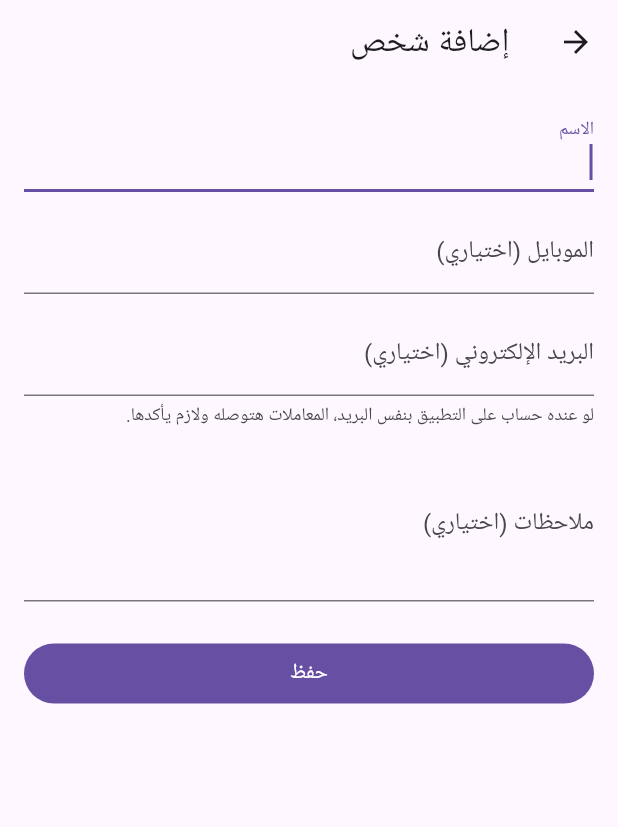
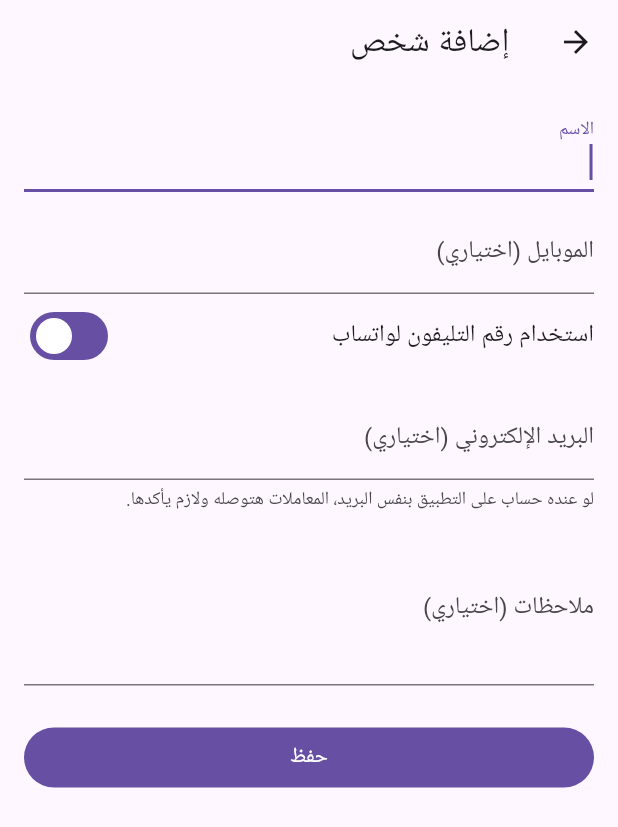
Before and after one commit to azaky02/expense-tracker-flutter, a Flutter app: the PersonFormScreen screen opened directly, on a phone screen of 412 x 824 dp. Shown: the top 827 px of the screen. Run offline on Flutter 3.47's test engine with Material 3 defaults, Android fonts, the phone set to English and light mode, and no system bars; our stand-ins replace drift, easy_localization, file_picker, fl_chart, flutter_local_notifications, flutter_riverpod and 11 more; missing offline and left inert: cryptography, sqlite3; accounts and stored records are empty; generated files the repository leaves out were written again.

Commit message:
feat(people): WhatsApp number field with same-as-phone toggle

```diff
--- a/lib/features/people/presentation/person_form_screen.dart
+++ b/lib/features/people/presentation/person_form_screen.dart
@@ -18,13 +18,15 @@ class _PersonFormScreenState extends ConsumerState<PersonFormScreen> {
   final _name = TextEditingController();
   final _phone = TextEditingController();
   final _email = TextEditingController();
+  final _whatsApp = TextEditingController();
+  bool _usePhoneForWhatsApp = true;
   final _notes = TextEditingController();
   bool _loaded = false;
   bool _saving = false;
 
   @override
   void dispose() {
-    for (final c in [_name, _phone, _email, _notes]) {
+    for (final c in [_name, _phone, _whatsApp, _email, _notes]) {
       c.dispose();
     }
     super.dispose();
@@ -36,9 +38,11 @@ class _PersonFormScreenState extends ConsumerState<PersonFormScreen> {
     final repo = ref.read(ledgerRepositoryProvider);
     if (widget.personId == null) {
       final id = await repo.createPerson(name: _name.text, phone: _phone.text, email: _email.text, notes: _notes.text);
+      await repo.setWhatsAppNumber(id, usePhone: _usePhoneForWhatsApp, number: _whatsApp.text);
       if (mounted) context.pushReplacement('/people/$id');
     } else {
       await repo.updatePerson(widget.personId!, name: _name.text, phone: _phone.text, email: _email.text, notes: _notes.text);
+      await repo.setWhatsAppNumber(widget.personId!, usePhone: _usePhoneForWhatsApp, number: _whatsApp.text);
       if (mounted) context.pop();
     }
   }
@@ -63,6 +67,15 @@ class _PersonFormScreenState extends ConsumerState<PersonFormScreen> {
         _email.text = p.email ?? '';
         _notes.text = p.notes ?? '';
         _loaded = true;
+        Future<void>(() async {
+          final repo = ref.read(ledgerRepositoryProvider);
+          final usePhone = await repo.usesPhoneForWhatsApp(p.id);
+          final number = await repo.whatsAppNumber(p.id);
+          if (mounted) setState(() {
+            _usePhoneForWhatsApp = usePhone;
+            _whatsApp.text = usePhone ? '' : (number ?? '');
+          });
+        });
       }
     }
     return Scaffold(
@@ -93,6 +106,23 @@ class _PersonFormScreenState extends ConsumerState<PersonFormScreen> {
               labelText: '${'people.phone'.tr(context: context)} (${'common.optional'.tr(context: context)})',
             ),
           ),
+          SwitchListTile(
+            contentPadding: EdgeInsets.zero,
+            title: const Text('استخدام رقم التليفون لواتساب'),
+            value: _usePhoneForWhatsApp,
+            onChanged: (v) => setState(() => _usePhoneForWhatsApp = v),
+          ),
+          if (!_usePhoneForWhatsApp) ...[
+            TextField(
+              controller: _whatsApp,
+              keyboardType: TextInputType.phone,
+              decoration: const InputDecoration(
+                labelText: 'رقم واتساب',
+                hintText: '+201012345678',
+              ),
+            ),
+            const SizedBox(height: 12),
+          ],
           const SizedBox(height: 12),
           TextField(
             controller: _email,
```
